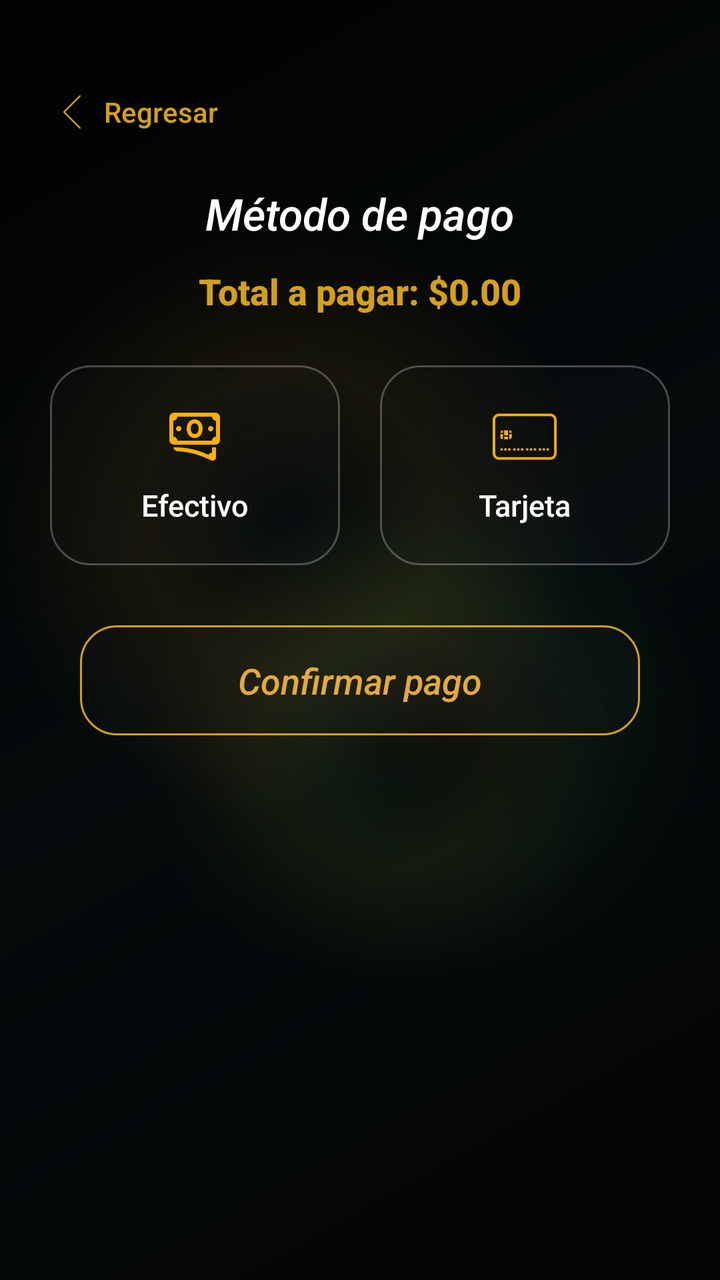
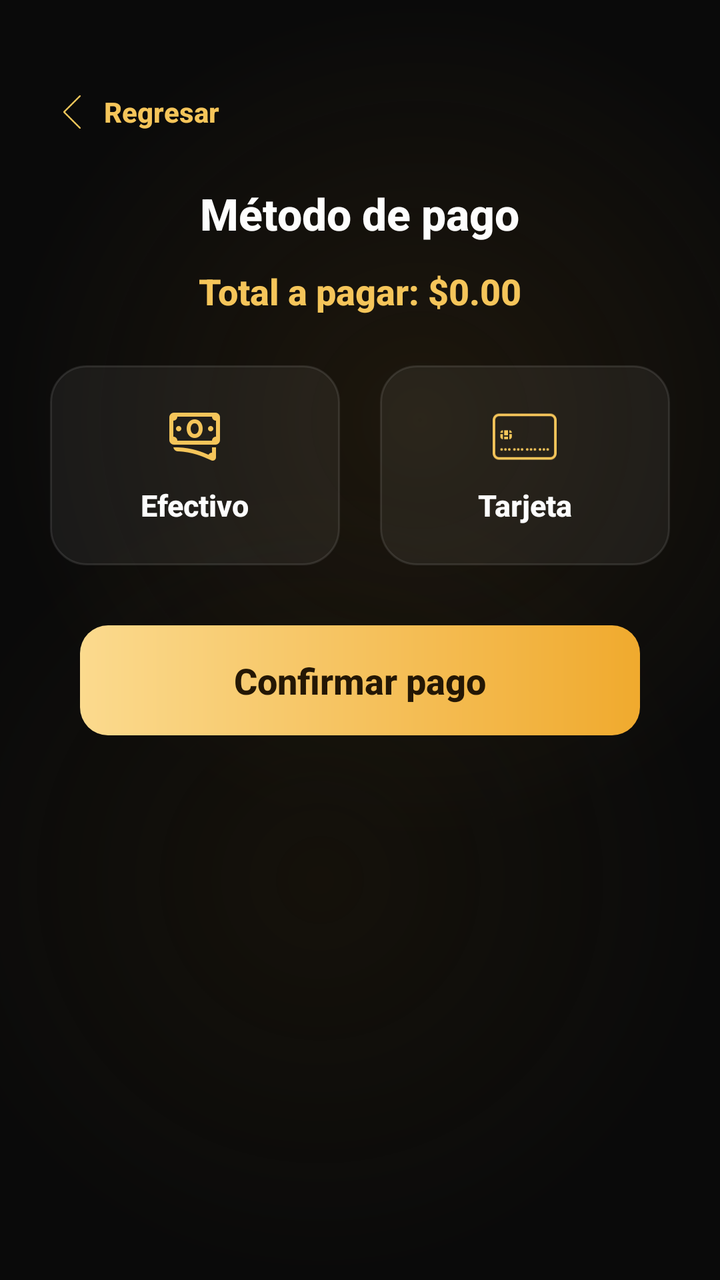

Screens rendered from an Android XML layout before and after an edit, with the pre-edit source and the edit as a unified diff.
<!-- AndroidManifest.xml: application theme Theme.AppKaaxPark -->
<!-- res/layout/activity_seleccionar_metodo_pago.xml -->
<?xml version="1.0" encoding="utf-8"?>
<androidx.constraintlayout.widget.ConstraintLayout
    xmlns:android="http://schemas.android.com/apk/res/android"
    xmlns:app="http://schemas.android.com/apk/res-auto"
    xmlns:tools="http://schemas.android.com/tools"
    android:layout_width="match_parent"
    android:layout_height="match_parent"
    android:background="@drawable/bg_screen_glass"
    tools:context=".Cliente.SeleccionarMetodoPago">

    <LinearLayout
        android:id="@+id/btnRegresar"
        android:layout_width="wrap_content"
        android:layout_height="wrap_content"
        android:layout_marginTop="40dp"
        android:layout_marginStart="20dp"
        android:gravity="center_vertical"
        android:orientation="horizontal"
        android:clickable="true"
        android:focusable="true"
        android:padding="6dp"
        app:layout_constraintTop_toTopOf="parent"
        app:layout_constraintStart_toStartOf="parent">

        <ImageView
            android:layout_width="20dp"
            android:layout_height="20dp"
            android:src="@drawable/icon_flecha"
            android:rotation="180"
            app:tint="#D4A017" />

        <TextView
            android:layout_width="wrap_content"
            android:layout_height="wrap_content"
            android:layout_marginStart="6dp"
            android:text="Regresar"
            android:textColor="#D4A017"
            android:textSize="14sp" />
    </LinearLayout>

    <TextView
        android:id="@+id/txtTituloMetodo"
        android:layout_width="wrap_content"
        android:layout_height="wrap_content"
        android:layout_marginTop="20dp"
        android:text="Método de pago"
        android:textColor="#FFFFFF"
        android:textSize="22sp"
        android:textStyle="italic"
        app:layout_constraintTop_toBottomOf="@id/btnRegresar"
        app:layout_constraintStart_toStartOf="parent"
        app:layout_constraintEnd_toEndOf="parent" />

    <TextView
        android:id="@+id/txtTotalAPagar"
        android:layout_width="wrap_content"
        android:layout_height="wrap_content"
        android:layout_marginTop="12dp"
        android:text="Total a pagar: $0.00"
        android:textColor="#D4A017"
        android:textSize="18sp"
        android:textStyle="bold"
        app:layout_constraintTop_toBottomOf="@id/txtTituloMetodo"
        app:layout_constraintStart_toStartOf="parent"
        app:layout_constraintEnd_toEndOf="parent" />

    <LinearLayout
        android:id="@+id/layoutMetodosPago"
        android:layout_width="match_parent"
        android:layout_height="wrap_content"
        android:layout_marginTop="25dp"
        android:layout_marginHorizontal="25dp"
        android:orientation="horizontal"
        app:layout_constraintTop_toBottomOf="@id/txtTotalAPagar">

        <LinearLayout
            android:id="@+id/cardEfectivo"
            android:layout_width="0dp"
            android:layout_height="100dp"
            android:layout_weight="1"
            android:layout_marginEnd="10dp"
            android:background="@drawable/borde_negro"
            android:gravity="center"
            android:orientation="vertical"
            android:clickable="true"
            android:focusable="true">

            <ImageView
                android:layout_width="32dp"
                android:layout_height="32dp"
                android:src="@drawable/icon_efectivo" />

            <TextView
                android:layout_width="wrap_content"
                android:layout_height="wrap_content"
                android:layout_marginTop="8dp"
                android:text="Efectivo"
                android:textColor="#FFFFFF"
                android:textSize="15sp" />
        </LinearLayout>

        <LinearLayout
            android:id="@+id/cardTarjeta"
            android:layout_width="0dp"
            android:layout_height="100dp"
            android:layout_weight="1"
            android:layout_marginStart="10dp"
            android:background="@drawable/borde_negro"
            android:gravity="center"
            android:orientation="vertical"
            android:clickable="true"
            android:focusable="true">

            <ImageView
                android:layout_width="32dp"
                android:layout_height="32dp"
                android:src="@drawable/icon_tarjeta" />

            <TextView
                android:layout_width="wrap_content"
                android:layout_height="wrap_content"
                android:layout_marginTop="8dp"
                android:text="Tarjeta"
                android:textColor="#FFFFFF"
                android:textSize="15sp" />
        </LinearLayout>

    </LinearLayout>

    <LinearLayout
        android:id="@+id/contenedorDatosTarjeta"
        android:layout_width="match_parent"
        android:layout_height="wrap_content"
        android:layout_marginTop="20dp"
        android:layout_marginHorizontal="25dp"
        android:orientation="vertical"
        android:visibility="gone"
        app:layout_constraintTop_toBottomOf="@id/layoutMetodosPago">

        <LinearLayout
            android:layout_width="match_parent"
            android:layout_height="50dp"
            android:background="@drawable/bg_input_field"
            android:gravity="center_vertical"
            android:padding="10dp"
            android:layout_marginBottom="10dp">
            <EditText
                android:id="@+id/txtNumeroTarjeta"
                android:layout_width="match_parent"
                android:layout_height="wrap_content"
                android:background="@null"
                android:hint="Número de tarjeta"
                android:inputType="number"
                android:maxLength="19"
                android:textColor="#FFFFFF"
                android:textColorHint="#7A7A7A"
                android:textSize="15sp"/>
        </LinearLayout>

        <LinearLayout
            android:layout_width="match_parent"
            android:layout_height="50dp"
            android:background="@drawable/bg_input_field"
            android:gravity="center_vertical"
            android:padding="10dp"
            android:layout_marginBottom="10dp">
            <EditText
                android:id="@+id/txtNombreTarjeta"
                android:layout_width="match_parent"
                android:layout_height="wrap_content"
                android:background="@null"
                android:hint="Nombre en la tarjeta"
                android:inputType="textCapWords"
                android:textColor="#FFFFFF"
                android:textColorHint="#7A7A7A"
                android:textSize="15sp"/>
        </LinearLayout>

        <LinearLayout
            android:layout_width="match_parent"
            android:layout_height="wrap_content"
            android:orientation="horizontal">

            <LinearLayout
                android:layout_width="0dp"
                android:layout_height="50dp"
                android:layout_weight="1"
                android:layout_marginEnd="5dp"
                android:background="@drawable/bg_input_field"
                android:gravity="center_vertical"
                android:padding="10dp">
                <EditText
                    android:id="@+id/txtFechaTarjeta"
                    android:layout_width="match_parent"
                    android:layout_height="wrap_content"
                    android:background="@null"
                    android:hint="MM/AA"
                    android:maxLength="5"
                    android:textColor="#FFFFFF"
                    android:textColorHint="#7A7A7A"
                    android:textSize="15sp"/>
            </LinearLayout>

            <LinearLayout
                android:layout_width="0dp"
                android:layout_height="50dp"
                android:layout_weight="1"
                android:layout_marginStart="5dp"
                android:background="@drawable/bg_input_field"
                android:gravity="center_vertical"
                android:padding="10dp">
                <EditText
                    android:id="@+id/txtCvvTarjeta"
                    android:layout_width="match_parent"
                    android:layout_height="wrap_content"
                    android:background="@null"
                    android:hint="CVV"
                    android:inputType="number"
                    android:maxLength="4"
                    android:textColor="#FFFFFF"
                    android:textColorHint="#7A7A7A"
                    android:textSize="15sp"/>
            </LinearLayout>
        </LinearLayout>

    </LinearLayout>

    <LinearLayout
        android:id="@+id/btnConfirmarPago"
        android:layout_width="match_parent"
        android:layout_height="55dp"
        android:layout_marginStart="40dp"
        android:layout_marginEnd="40dp"
        android:layout_marginTop="30dp"
        android:background="@drawable/border_boton_pagar"
        android:orientation="horizontal"
        android:gravity="center"
        android:clickable="true"
        android:focusable="true"
        app:layout_constraintTop_toBottomOf="@id/contenedorDatosTarjeta">

        <TextView
            android:id="@+id/txtBtnConfirmar"
            android:layout_width="wrap_content"
            android:layout_height="wrap_content"
            android:text="Confirmar pago"
            android:textStyle="italic"
            android:textColor="#E5A93C"
            android:textSize="18sp" />
    </LinearLayout>

</androidx.constraintlayout.widget.ConstraintLayout>
<!-- resources referenced by this layout -->
<resources>
  <!-- drawable bg_input_field (drawable) -->
  <?xml version="1.0" encoding="utf-8"?>
  <selector xmlns:android="http://schemas.android.com/apk/res/android">
      <item android:state_focused="true">
          <shape android:shape="rectangle">
              <gradient
                  android:angle="135"
                  android:startColor="#3A1A1E22"
                  android:centerColor="#2E171B1F"
                  android:endColor="#22101214" />
              <stroke
                  android:width="1.5dp"
                  android:color="@color/gold_primary" />
              <corners android:radius="14dp" />
          </shape>
      </item>
      <item>
          <shape android:shape="rectangle">
              <gradient
                  android:angle="135"
                  android:startColor="#331A1E22"
                  android:centerColor="#26171B1F"
                  android:endColor="#1F101214" />
              <stroke
                  android:width="1dp"
                  android:color="@color/glass_border" />
              <corners android:radius="14dp" />
          </shape>
      </item>
  </selector>
  <!-- drawable bg_screen_glass (drawable) -->
  <?xml version="1.0" encoding="utf-8"?>
  <layer-list xmlns:android="http://schemas.android.com/apk/res/android">
  
      <item>
          <shape android:shape="rectangle">
              <gradient
                  android:angle="135"
                  android:startColor="#050607"
                  android:centerColor="#081114"
                  android:endColor="#030303" />
          </shape>
      </item>
  
      <item
          android:left="-70dp"
          android:top="-120dp">
          <shape android:shape="oval">
              <size
                  android:width="260dp"
                  android:height="260dp" />
              <gradient
                  android:type="radial"
                  android:gradientRadius="150dp"
                  android:centerColor="#26D4A017"
                  android:endColor="#00D4A017" />
          </shape>
      </item>
  
      <item
          android:right="-90dp"
          android:top="90dp">
          <shape android:shape="oval">
              <size
                  android:width="240dp"
                  android:height="240dp" />
              <gradient
                  android:type="radial"
                  android:gradientRadius="130dp"
                  android:centerColor="#182ECC71"
                  android:endColor="#002ECC71" />
          </shape>
      </item>
  
      <item
          android:left="20dp"
          android:bottom="-110dp">
          <shape android:shape="oval">
              <size
                  android:width="220dp"
                  android:height="220dp" />
              <gradient
                  android:type="radial"
                  android:gradientRadius="120dp"
                  android:centerColor="#1AD4A017"
                  android:endColor="#00D4A017" />
          </shape>
      </item>
  
      <item>
          <shape android:shape="rectangle">
              <solid android:color="@color/glass_scrim" />
          </shape>
      </item>
  
  </layer-list>
  <!-- drawable borde_negro (drawable) -->
  <?xml version="1.0" encoding="utf-8"?>
  <shape xmlns:android="http://schemas.android.com/apk/res/android">
      <gradient
          android:angle="135"
          android:startColor="#33181C20"
          android:centerColor="#2A161A1E"
          android:endColor="#22101214" />
      <stroke
          android:width="1dp"
          android:color="@color/glass_border" />
      <corners android:radius="20dp" />
  </shape>
  <!-- drawable border_boton_pagar (drawable) -->
  <?xml version="1.0" encoding="utf-8"?>
  <shape xmlns:android="http://schemas.android.com/apk/res/android"
      android:shape="rectangle">
      <gradient
          android:angle="135"
          android:startColor="#33191D21"
          android:centerColor="#26171B1F"
          android:endColor="#20101214" />
      <stroke
          android:width="1dp"
          android:color="@color/gold_primary" />
      <corners android:radius="18dp" />
  </shape>
  <color name="glass_scrim">#66000000</color>
  <color name="white">#FFFFFFFF</color>
  <!-- unchanged entries left out for length: 15 -->
</resources>

<!-- the commit's change to res/layout/activity_seleccionar_metodo_pago.xml (unified diff, before → after) -->
@@ -27,15 +27,16 @@
             android:layout_height="20dp"
             android:src="@drawable/icon_flecha"
             android:rotation="180"
-            app:tint="#D4A017" />
+            app:tint="#F5C55A" />
 
         <TextView
             android:layout_width="wrap_content"
             android:layout_height="wrap_content"
             android:layout_marginStart="6dp"
             android:text="Regresar"
-            android:textColor="#D4A017"
-            android:textSize="14sp" />
+            android:textColor="#F5C55A"
+            android:textSize="14sp"
+            android:textStyle="bold" />
     </LinearLayout>
 
     <TextView
@@ -44,9 +45,9 @@
         android:layout_height="wrap_content"
         android:layout_marginTop="20dp"
         android:text="Método de pago"
-        android:textColor="#FFFFFF"
+        android:textColor="#FDFDFD"
         android:textSize="22sp"
-        android:textStyle="italic"
+        android:textStyle="bold"
         app:layout_constraintTop_toBottomOf="@id/btnRegresar"
         app:layout_constraintStart_toStartOf="parent"
         app:layout_constraintEnd_toEndOf="parent" />
@@ -57,7 +58,7 @@
         android:layout_height="wrap_content"
         android:layout_marginTop="12dp"
         android:text="Total a pagar: $0.00"
-        android:textColor="#D4A017"
+        android:textColor="#F5C55A"
         android:textSize="18sp"
         android:textStyle="bold"
         app:layout_constraintTop_toBottomOf="@id/txtTituloMetodo"
@@ -79,7 +80,7 @@
             android:layout_height="100dp"
             android:layout_weight="1"
             android:layout_marginEnd="10dp"
-            android:background="@drawable/borde_negro"
+            android:background="@drawable/bg_glass_card"
             android:gravity="center"
             android:orientation="vertical"
             android:clickable="true"
@@ -88,15 +89,17 @@
             <ImageView
                 android:layout_width="32dp"
                 android:layout_height="32dp"
-                android:src="@drawable/icon_efectivo" />
+                android:src="@drawable/icon_efectivo"
+                app:tint="#F5C55A" />
 
             <TextView
                 android:layout_width="wrap_content"
                 android:layout_height="wrap_content"
                 android:layout_marginTop="8dp"
                 android:text="Efectivo"
-                android:textColor="#FFFFFF"
-                android:textSize="15sp" />
+                android:textColor="#FDFDFD"
+                android:textSize="15sp"
+                android:textStyle="bold" />
         </LinearLayout>
 
         <LinearLayout
@@ -105,7 +108,7 @@
             android:layout_height="100dp"
             android:layout_weight="1"
             android:layout_marginStart="10dp"
-            android:background="@drawable/borde_negro"
+            android:background="@drawable/bg_glass_card"
             android:gravity="center"
             android:orientation="vertical"
             android:clickable="true"
@@ -114,15 +117,17 @@
             <ImageView
                 android:layout_width="32dp"
                 android:layout_height="32dp"
-                android:src="@drawable/icon_tarjeta" />
+                android:src="@drawable/icon_tarjeta"
+                app:tint="#F5C55A" />
 
             <TextView
                 android:layout_width="wrap_content"
                 android:layout_height="wrap_content"
                 android:layout_marginTop="8dp"
                 android:text="Tarjeta"
-                android:textColor="#FFFFFF"
-                android:textSize="15sp" />
+                android:textColor="#FDFDFD"
+                android:textSize="15sp"
+                android:textStyle="bold" />
         </LinearLayout>
 
     </LinearLayout>
@@ -140,7 +145,7 @@
         <LinearLayout
             android:layout_width="match_parent"
             android:layout_height="50dp"
-            android:background="@drawable/bg_input_field"
+            android:background="@drawable/bg_input_glass"
             android:gravity="center_vertical"
             android:padding="10dp"
             android:layout_marginBottom="10dp">
@@ -152,15 +157,15 @@
                 android:hint="Número de tarjeta"
                 android:inputType="number"
                 android:maxLength="19"
-                android:textColor="#FFFFFF"
-                android:textColorHint="#7A7A7A"
+                android:textColor="#FDFDFD"
+                android:textColorHint="#4DFFFFFF"
                 android:textSize="15sp"/>
         </LinearLayout>
 
         <LinearLayout
             android:layout_width="match_parent"
             android:layout_height="50dp"
-            android:background="@drawable/bg_input_field"
+            android:background="@drawable/bg_input_glass"
             android:gravity="center_vertical"
             android:padding="10dp"
             android:layout_marginBottom="10dp">
@@ -171,8 +176,8 @@
                 android:background="@null"
                 android:hint="Nombre en la tarjeta"
                 android:inputType="textCapWords"
-                android:textColor="#FFFFFF"
-                android:textColorHint="#7A7A7A"
+                android:textColor="#FDFDFD"
+                android:textColorHint="#4DFFFFFF"
                 android:textSize="15sp"/>
         </LinearLayout>
 
@@ -186,7 +191,7 @@
                 android:layout_height="50dp"
                 android:layout_weight="1"
                 android:layout_marginEnd="5dp"
-                android:background="@drawable/bg_input_field"
+                android:background="@drawable/bg_input_glass"
                 android:gravity="center_vertical"
                 android:padding="10dp">
                 <EditText
@@ -196,8 +201,8 @@
                     android:background="@null"
                     android:hint="MM/AA"
                     android:maxLength="5"
-                    android:textColor="#FFFFFF"
-                    android:textColorHint="#7A7A7A"
+                    android:textColor="#FDFDFD"
+                    android:textColorHint="#4DFFFFFF"
                     android:textSize="15sp"/>
             </LinearLayout>
 
@@ -206,7 +211,7 @@
                 android:layout_height="50dp"
                 android:layout_weight="1"
                 android:layout_marginStart="5dp"
-                android:background="@drawable/bg_input_field"
+                android:background="@drawable/bg_input_glass"
                 android:gravity="center_vertical"
                 android:padding="10dp">
                 <EditText
@@ -217,8 +222,8 @@
                     android:hint="CVV"
                     android:inputType="number"
                     android:maxLength="4"
-                    android:textColor="#FFFFFF"
-                    android:textColorHint="#7A7A7A"
+                    android:textColor="#FDFDFD"
+                    android:textColorHint="#4DFFFFFF"
                     android:textSize="15sp"/>
             </LinearLayout>
         </LinearLayout>
@@ -232,7 +237,7 @@
         android:layout_marginStart="40dp"
         android:layout_marginEnd="40dp"
         android:layout_marginTop="30dp"
-        android:background="@drawable/border_boton_pagar"
+        android:background="@drawable/bg_button_gold"
         android:orientation="horizontal"
         android:gravity="center"
         android:clickable="true"
@@ -244,8 +249,8 @@
             android:layout_width="wrap_content"
             android:layout_height="wrap_content"
             android:text="Confirmar pago"
-            android:textStyle="italic"
-            android:textColor="#E5A93C"
+            android:textColor="#241705"
+            android:textStyle="bold"
             android:textSize="18sp" />
     </LinearLayout>
 
<!-- resource entries referenced after the edit -->
@@ -1,31 +1,43 @@
 <!-- resources referenced by this layout -->
 <resources>
-  <!-- drawable bg_input_field (drawable) -->
+  <!-- drawable bg_button_gold (drawable) -->
+  <?xml version="1.0" encoding="utf-8"?>
+  <shape xmlns:android="http://schemas.android.com/apk/res/android"
+      android:shape="rectangle">
+      <gradient
+          android:angle="0"
+          android:startColor="#FBDA8E"
+          android:endColor="#F0AA2E" />
+      <corners android:radius="14dp" />
+  </shape>
+  <!-- drawable bg_glass_card (drawable) -->
+  <?xml version="1.0" encoding="utf-8"?>
+  <shape xmlns:android="http://schemas.android.com/apk/res/android"
+      android:shape="rectangle">
+      <solid android:color="#0FFFFFFF" /> 
+      <stroke
+          android:width="1dp"
+          android:color="#1AFFFFFF" /> 
+      <corners android:radius="18dp" />
+  </shape>
+  <!-- drawable bg_input_glass (drawable) -->
   <?xml version="1.0" encoding="utf-8"?>
   <selector xmlns:android="http://schemas.android.com/apk/res/android">
       <item android:state_focused="true">
           <shape android:shape="rectangle">
-              <gradient
-                  android:angle="135"
-                  android:startColor="#3A1A1E22"
-                  android:centerColor="#2E171B1F"
-                  android:endColor="#22101214" />
+              <solid android:color="#0FFFFFFF" />
               <stroke
                   android:width="1.5dp"
-                  android:color="@color/gold_primary" />
+                  android:color="#F5C55A" />
               <corners android:radius="14dp" />
           </shape>
       </item>
       <item>
           <shape android:shape="rectangle">
-              <gradient
-                  android:angle="135"
-                  android:startColor="#331A1E22"
-                  android:centerColor="#26171B1F"
-                  android:endColor="#1F101214" />
+              <solid android:color="#0FFFFFFF" />
               <stroke
                   android:width="1dp"
-                  android:color="@color/glass_border" />
+                  android:color="#1AFFFFFF" />
               <corners android:radius="14dp" />
           </shape>
       </item>
@@ -34,96 +46,40 @@
   <?xml version="1.0" encoding="utf-8"?>
   <layer-list xmlns:android="http://schemas.android.com/apk/res/android">
   
+      
       <item>
           <shape android:shape="rectangle">
-              <gradient
-                  android:angle="135"
-                  android:startColor="#050607"
-                  android:centerColor="#081114"
-                  android:endColor="#030303" />
+              <solid android:color="#0A0A0A" />
           </shape>
       </item>
   
-      <item
-          android:left="-70dp"
-          android:top="-120dp">
+      
+      <item android:gravity="top|start">
           <shape android:shape="oval">
-              <size
-                  android:width="260dp"
-                  android:height="260dp" />
+              <size android:width="420dp" android:height="420dp" />
               <gradient
                   android:type="radial"
-                  android:gradientRadius="150dp"
-                  android:centerColor="#26D4A017"
-                  android:endColor="#00D4A017" />
+                  android:gradientRadius="210dp"
+                  android:centerColor="#333A2A10"
+                  android:startColor="#663A2A10"
+                  android:endColor="#000A0A0A" />
           </shape>
       </item>
   
-      <item
-          android:right="-90dp"
-          android:top="90dp">
+      
+      <item android:gravity="bottom|end">
           <shape android:shape="oval">
-              <size
-                  android:width="240dp"
-                  android:height="240dp" />
+              <size android:width="400dp" android:height="400dp" />
               <gradient
                   android:type="radial"
-                  android:gradientRadius="130dp"
-                  android:centerColor="#182ECC71"
-                  android:endColor="#002ECC71" />
-          </shape>
-      </item>
-  
-      <item
-          android:left="20dp"
-          android:bottom="-110dp">
-          <shape android:shape="oval">
-              <size
-                  android:width="220dp"
-                  android:height="220dp" />
-              <gradient
-                  android:type="radial"
-                  android:gradientRadius="120dp"
-                  android:centerColor="#1AD4A017"
-                  android:endColor="#00D4A017" />
-          </shape>
-      </item>
-  
-      <item>
-          <shape android:shape="rectangle">
-              <solid android:color="@color/glass_scrim" />
+                  android:gradientRadius="200dp"
+                  android:centerColor="#2A2A1F0A"
+                  android:startColor="#552A1F0A"
+                  android:endColor="#000A0A0A" />
           </shape>
       </item>
   
   </layer-list>
-  <!-- drawable borde_negro (drawable) -->
-  <?xml version="1.0" encoding="utf-8"?>
-  <shape xmlns:android="http://schemas.android.com/apk/res/android">
-      <gradient
-          android:angle="135"
-          android:startColor="#33181C20"
-          android:centerColor="#2A161A1E"
-          android:endColor="#22101214" />
-      <stroke
-          android:width="1dp"
-          android:color="@color/glass_border" />
-      <corners android:radius="20dp" />
-  </shape>
-  <!-- drawable border_boton_pagar (drawable) -->
-  <?xml version="1.0" encoding="utf-8"?>
-  <shape xmlns:android="http://schemas.android.com/apk/res/android"
-      android:shape="rectangle">
-      <gradient
-          android:angle="135"
-          android:startColor="#33191D21"
-          android:centerColor="#26171B1F"
-          android:endColor="#20101214" />
-      <stroke
-          android:width="1dp"
-          android:color="@color/gold_primary" />
-      <corners android:radius="18dp" />
-  </shape>
-  <color name="glass_scrim">#66000000</color>
   <color name="white">#FFFFFFFF</color>
   <!-- unchanged entries left out for length: 15 -->
 </resources>
